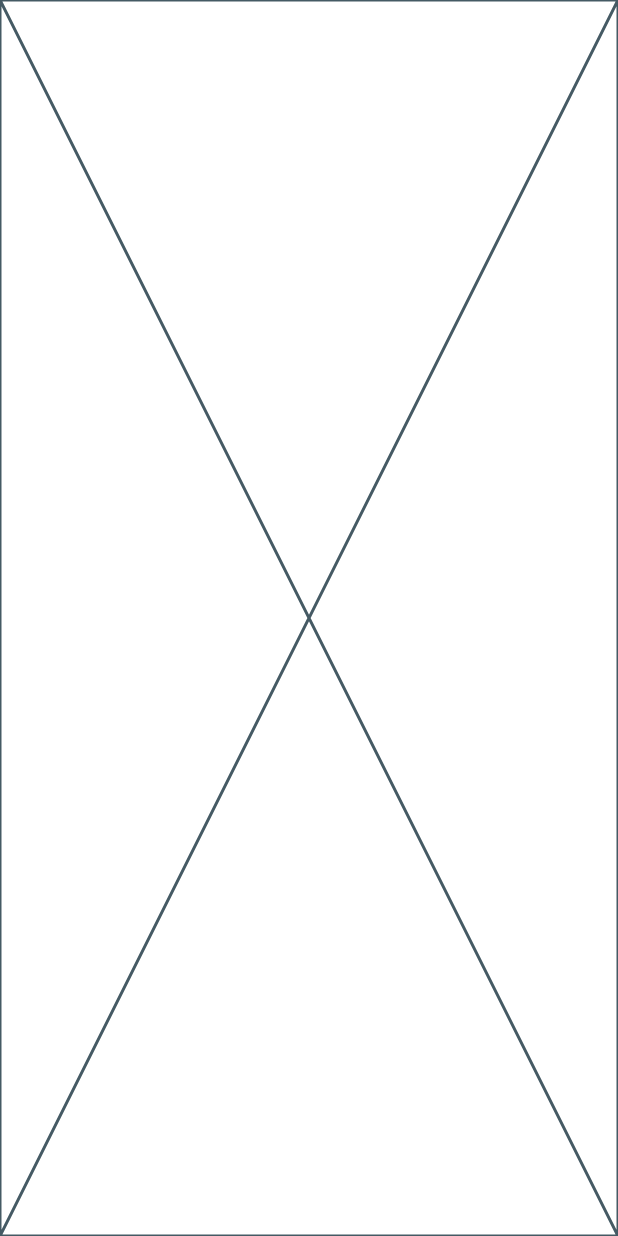
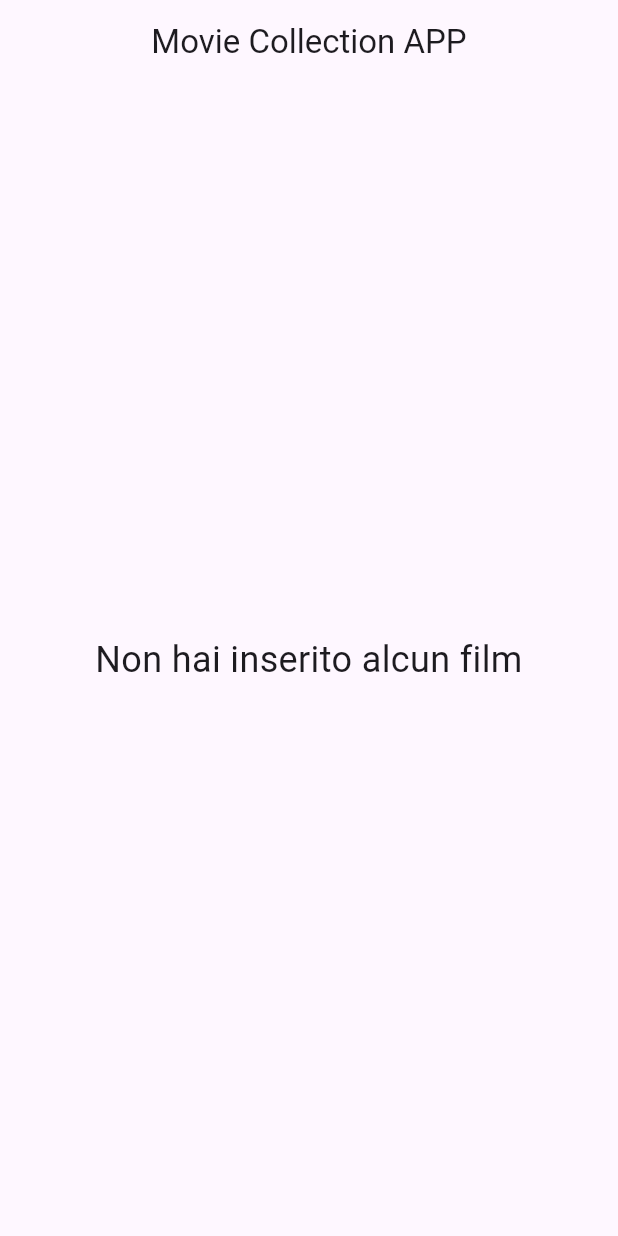
Before and after one commit to f-serenalepore/aulab-Selfwork-Progetto-Movie, a Flutter app: the screen it shows after launch, on a phone screen of 412 x 824 dp. Run offline on Flutter 3.47's test engine with Material 3 defaults, Android fonts, the phone set to English and light mode, and no system bars; our stand-ins replace sqflite; accounts and stored records are empty.

Commit message:
Aggiunta HomeView

```diff
--- a/lib/main.dart
+++ b/lib/main.dart
@@ -1,12 +1,12 @@
 import 'package:flutter/material.dart';
 import 'package:moviesqlitemvvm/viewmodels/movie_view_model.dart';
-import 'package:moviesqlitemvvm/views/home_screen.dart';
+import 'package:moviesqlitemvvm/views/home_view.dart';
 import 'package:provider/provider.dart';
 
 void main() {
   runApp(
-    ChangeNotifierProvider(
-      create: (_) => MovieViewModel(),
+    MultiProvider(
+      providers: [ChangeNotifierProvider(create: (_) => MovieViewModel())],
       child: const MyApp(),
     ),
   );
@@ -18,8 +18,9 @@ class MyApp extends StatelessWidget {
   @override
   Widget build(BuildContext context) {
     return MaterialApp(
+      debugShowCheckedModeBanner: false,
       title: 'Movies',
-      home: HomeScreen(), // la tua schermata principale
+      home: HomeView(), // la tua schermata principale
     );
   }
 }
--- a/lib/views/home_screen.dart
+++ /dev/null
@@ -1,10 +0,0 @@
-import 'package:flutter/material.dart';
-
-class HomeScreen extends StatelessWidget{
-  const HomeScreen ({super.key});
-
-  @override
-  Widget build(BuildContext context) {
-    return Placeholder();
-  }
-}
--- /dev/null
+++ b/lib/views/home_view.dart
@@ -0,0 +1,37 @@
+import 'package:flutter/material.dart';
+import 'package:moviesqlitemvvm/viewmodels/movie_view_model.dart';
+import 'package:provider/provider.dart';
+
+class HomeView extends StatelessWidget{
+  const HomeView ({super.key});
+
+  @override
+  Widget build(BuildContext context) {
+    WidgetsBinding.instance.addPostFrameCallback(
+      (_){
+        context.read<MovieViewModel>().fetchMovies();
+      }
+    );
+    return Scaffold(
+      appBar: AppBar(
+        title: Text("Movie Collection APP"),
+        centerTitle: true,
+      ),
+      body: Consumer<MovieViewModel>(
+        builder: (context, viewModel, child){
+          if(viewModel.isLoading){
+            return const Center(
+              child: CircularProgressIndicator(),
+            );
+          }
+          if(viewModel.movies.isEmpty){
+            return const Center(
+              child: Text("Non hai inserito alcun film", textAlign: TextAlign.center, style: TextStyle(fontSize: 24),),
+            );
+          }
+          return const Text("Lista film");
+        }
+      )
+    );
+  }
+}
```
